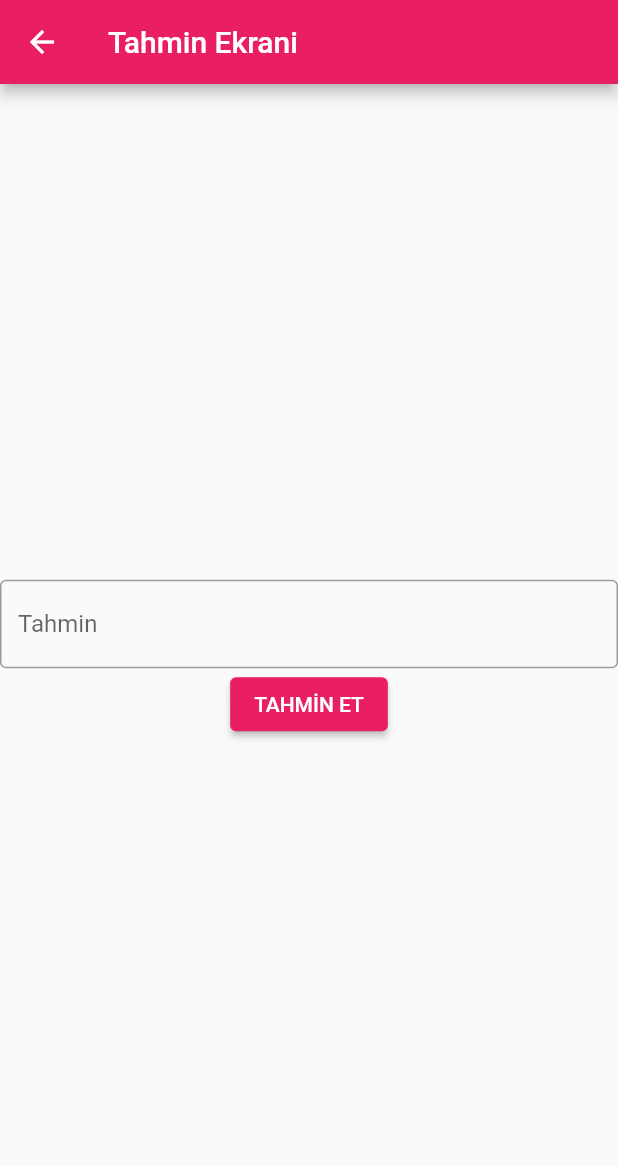
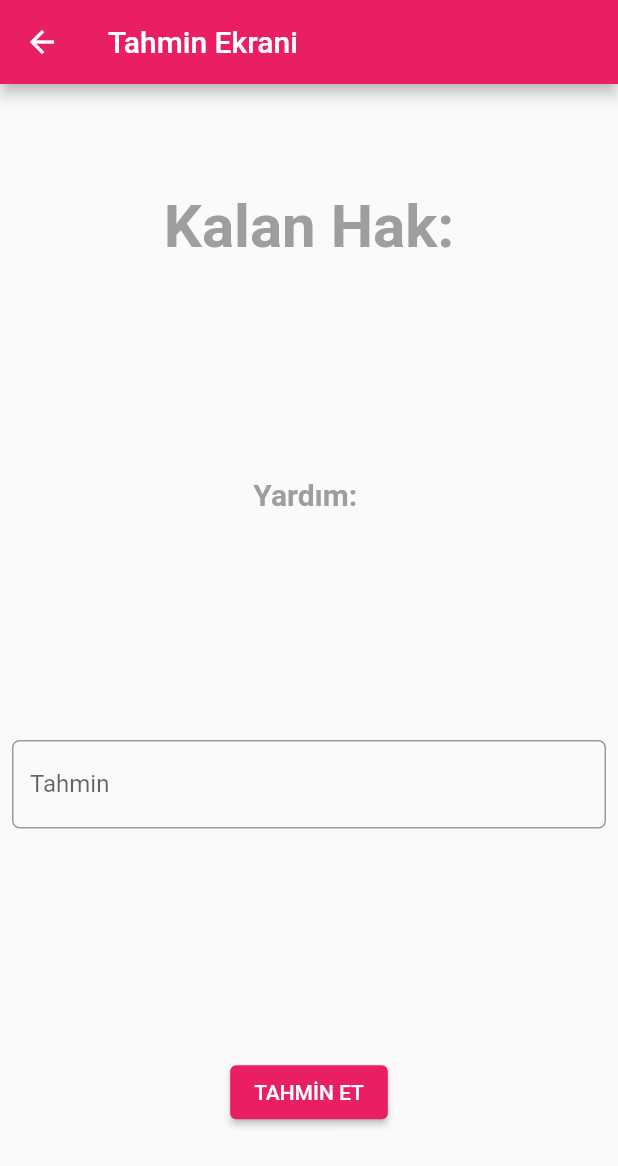
Before and after one commit to gokcetrgn/sayi_tahmin_oyunu_flutter, a Flutter app: the TahminEkrani screen opened directly, on a phone screen of 412 x 824 dp. Shown: the top 1166 px of the screen. Run offline on Flutter 3.47's test engine with Material 2 defaults, Android fonts, the phone set to English and light mode, and no system bars.

Commit message:
klavye düzeltmeleri ve padding eklemesi

```diff
--- a/lib/TahminEkrani.dart
+++ b/lib/TahminEkrani.dart
@@ -21,13 +21,33 @@ class _TahminEkraniState extends State<TahminEkrani> {
       ),
       body: Center(
         child: Column(
-          mainAxisAlignment: MainAxisAlignment.center,
+          mainAxisAlignment: MainAxisAlignment.spaceAround,
           children: [
-            TextField(
-              decoration: InputDecoration(
-                hintText: "Sayı giriniz...",
-                border: OutlineInputBorder(),
-                labelText: 'Tahmin',
+            Text(
+              "Kalan Hak:",
+              style: TextStyle(
+                  fontSize: 40.0,
+                  color: Colors.grey,
+                  fontWeight: FontWeight.bold),
+            ),Text(
+              "Yardım: ",
+              style: TextStyle(
+                  fontSize: 20.0,
+                  color: Colors.grey,
+                  fontWeight: FontWeight.bold),
+            ),
+            Padding(
+              padding: const EdgeInsets.all(8.0),
+              child: TextField(
+                keyboardType: TextInputType.number,
+                textAlign: TextAlign.center,
+                decoration: InputDecoration(
+                  hintText: "Sayı giriniz...",
+                  border: OutlineInputBorder(
+                    borderRadius: BorderRadius.circular(5.0),
+                  ),
+                  labelText: 'Tahmin',
+                ),
               ),
             ),
             ElevatedButton(
```
